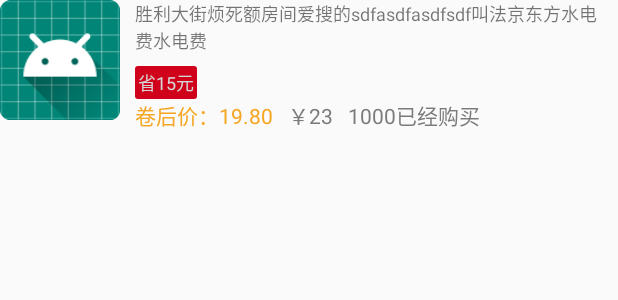
After one commit to sunweihaowei/Union, an Android app: the layout item_home_pager_content.xml on its own in the app's theme, with its tools: preview values and no code run, on a phone screen of 412 x 824 dp. The commit adds this screen. Shown: the top 300 px of the screen. Run offline under Robolectric (Android 15) with nearby library versions, the phone set to English and light mode, and no system bars.

Commit message:
HomePager的RecycleView

```diff
--- a/app/src/main/java/com/example/taobaounion/base/IBaseCallback.java
+++ b/app/src/main/java/com/example/taobaounion/base/IBaseCallback.java
@@ -6,7 +6,7 @@ package com.example.taobaounion.base;
  * 创建时间：2020/3/10 0010  10:58
  */
 public interface IBaseCallback {
-    void onNetworkError();
+    void onError();
 
     void onLoading();
 
--- a/app/src/main/java/com/example/taobaounion/presenter/impl/HomePresenterImpl.java
+++ b/app/src/main/java/com/example/taobaounion/presenter/impl/HomePresenterImpl.java
@@ -48,7 +48,7 @@ public class HomePresenterImpl implements IHomePresenter {
                     //请求失败
                     LogUtils.i(this,"failing");
                     if (mIHomeCallback != null) {
-                        mIHomeCallback.onNetworkError();
+                        mIHomeCallback.onError();
                     }
                 }
             }
@@ -57,7 +57,7 @@ public class HomePresenterImpl implements IHomePresenter {
             public void onFailure(Call<Categories> call, Throwable t) {
                 LogUtils.e(HomePresenterImpl.this,"请求错误----------------------》" + t);
                 if (mIHomeCallback != null) {
-                    mIHomeCallback.onNetworkError();
+                    mIHomeCallback.onError();
                 }
             }
         });
--- a/app/src/main/java/com/example/taobaounion/ui/fragment/HomeFragment.java
+++ b/app/src/main/java/com/example/taobaounion/ui/fragment/HomeFragment.java
@@ -71,7 +71,7 @@ public class HomeFragment extends BaseFragment implements IHomeCallback {
         }
     }
     @Override
-    public void onNetworkError() {
+    public void onError() {
         setUpState(State.ERROR);
     }
     @Override
--- a/app/src/main/java/com/example/taobaounion/utils/RetrofitManager.java
+++ b/app/src/main/java/com/example/taobaounion/utils/RetrofitManager.java
@@ -24,7 +24,7 @@ public class RetrofitManager {
     private RetrofitManager() {
         //创建retrofit
         mRetrofit = new Retrofit.Builder()
-                .baseUrl(Constants.BASE_URL)
+                .baseUrl(Constants.BASE_URL)//Url的头部
                 .addConverterFactory(GsonConverterFactory.create())
                 .build();
     }
--- /dev/null
+++ b/app/src/main/res/drawable/shap_tag_bg.xml
@@ -0,0 +1,7 @@
+<?xml version="1.0" encoding="utf-8"?>
+<shape xmlns:android="http://schemas.android.com/apk/res/android"
+    android:shape="rectangle">
+    <corners android:radius="2dp"/>
+    <solid android:color="#D0021B"/>
+
+</shape>
--- /dev/null
+++ b/app/src/main/res/layout/item_home_pager_content.xml
@@ -0,0 +1,62 @@
+<?xml version="1.0" encoding="utf-8"?>
+<LinearLayout xmlns:android="http://schemas.android.com/apk/res/android"
+    android:layout_width="match_parent"
+    android:layout_height="wrap_content"
+    android:orientation="horizontal">
+    <ImageView
+        android:layout_width="80dp"
+        android:layout_height="80dp"
+        android:id="@+id/goods_cover"
+        android:src="@mipmap/ic_launcher_round"/>
+    <LinearLayout
+        android:layout_width="match_parent"
+        android:layout_height="wrap_content"
+        android:layout_marginLeft="10dp"
+        android:layout_marginRight="10dp"
+        android:orientation="vertical">
+        <TextView
+            android:id="@+id/goods_title"
+            android:layout_marginBottom="8dp"
+            android:textSize="12sp"
+            android:layout_width="match_parent"
+            android:layout_height="wrap_content"
+            android:text="胜利大街烦死额房间爱搜的sdfasdfasdfsdf叫法京东方水电费水电费"/>
+        <TextView
+            android:id="@+id/goods_off_prise"
+            android:textColor="@color/white"
+            android:layout_width="wrap_content"
+            android:layout_height="wrap_content"
+            android:padding="2dp"
+            android:background="@drawable/shap_tag_bg"
+            android:textSize="12sp"
+            android:text="省15元"/>
+        <LinearLayout
+            android:layout_width="match_parent"
+            android:layout_height="wrap_content"
+            android:orientation="horizontal">
+            <TextView
+                android:layout_width="wrap_content"
+                android:layout_height="wrap_content"
+                android:text="卷后价："
+                android:textColor="@color/colorPrimaryDark"/>
+            <TextView
+                android:layout_width="wrap_content"
+                android:layout_height="wrap_content"
+                android:text="19.80"
+                android:textColor="@color/colorPrimaryDark"/>
+            <TextView
+                android:layout_marginLeft="10dp"
+                android:layout_width="wrap_content"
+                android:layout_height="wrap_content"
+                android:text="￥23"
+                android:textColor="@color/colorGrey"/>
+            <TextView
+                android:layout_width="wrap_content"
+                android:layout_height="wrap_content"
+                android:text="1000已经购买"
+                android:layout_marginLeft="10dp"
+                android:textColor="@color/colorGrey"/>
+        </LinearLayout>
+    </LinearLayout>
+
+</LinearLayout>
```
Also changed, not shown: app/src/main/java/com/example/taobaounion/presenter/impl/CategoryPagePresenterImpl.java (+61 -27 lines), app/src/main/java/com/example/taobaounion/ui/adapter/HomePageContentAdapter.java (added, +51 -0 lines), app/src/main/java/com/example/taobaounion/ui/fragment/HomePagerFragment.java (+62 -37 lines), app/src/main/java/com/example/taobaounion/view/ICategoryPagerCallback.java (+6 -26 lines), app/src/main/res/layout/fragment_home_pager.xml (+4 -4 lines).
